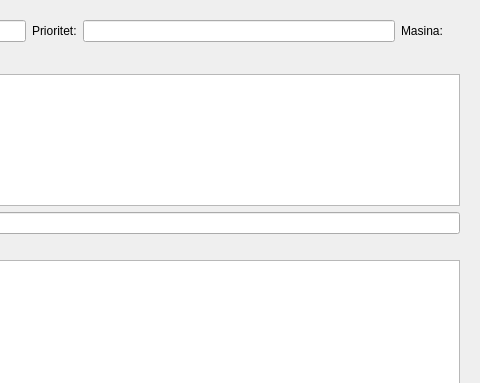
Qt form gui/POVI/commanddialog.ui (Loptica23/POVI) before a commit; both pictures show x 380 to 860 and y 0 to 383 of the 860 by 892 pixel window.
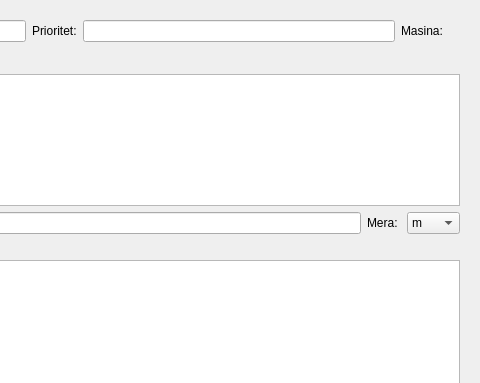
The same form after that commit.

The edit to the form file:
```diff
--- a/gui/POVI/commanddialog.ui
+++ b/gui/POVI/commanddialog.ui
@@ -140,6 +140,32 @@
             <item>
              <widget class="QLineEdit" name="quantity"/>
             </item>
+            <item>
+             <widget class="QLabel" name="label_12">
+              <property name="text">
+               <string>Mera: </string>
+              </property>
+             </widget>
+            </item>
+            <item>
+             <widget class="QComboBox" name="comboBox_2">
+              <item>
+               <property name="text">
+                <string>m</string>
+               </property>
+              </item>
+              <item>
+               <property name="text">
+                <string>kg</string>
+               </property>
+              </item>
+              <item>
+               <property name="text">
+                <string>kom</string>
+               </property>
+              </item>
+             </widget>
+            </item>
            </layout>
           </widget>
          </item>
```
